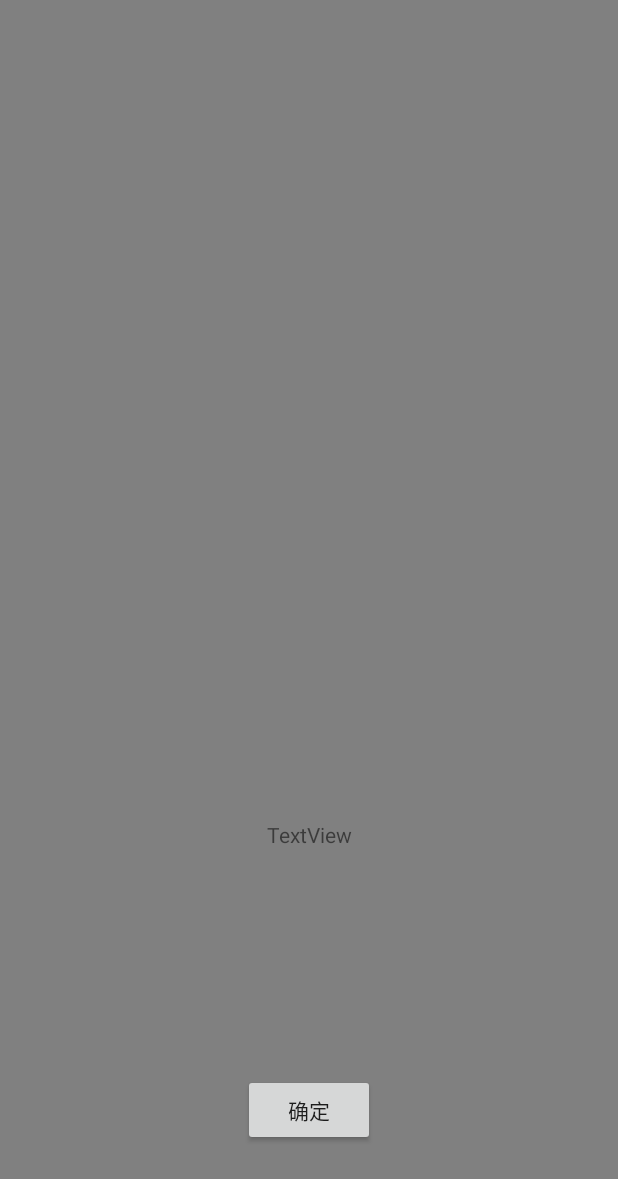
After one commit to lonove-dom/MyApplication, an Android app: the layout place_dialog.xml on its own in the app's theme, with its tools: preview values and no code run, on a phone screen of 412 x 824 dp. The commit adds this screen. Shown: the top 1179 px of the screen. Run offline under Robolectric (Android 15) with nearby library versions, the phone set to English and light mode, and no system bars.

Commit message:
2018.1.23-1

```diff
--- a/app/src/main/java/com/example/note/justdo/PlaceReminder/PlaceService.java
+++ b/app/src/main/java/com/example/note/justdo/PlaceReminder/PlaceService.java
@@ -98,6 +98,11 @@ public class PlaceService extends Service implements AMapLocationListener {
                 else{
                     for(int i=0;i<=data.size();i++){
                         data.get(i).isfinish(amapLocation.getLatitude(),amapLocation.getLongitude());
+                        if(!data.get(i).isRight){
+                            data.remove(i);
+                            Intent intent=new Intent(this,PlaceDialog.class);
+                            startActivity(intent);
+                        }
                     }
                 }
             } else {
--- /dev/null
+++ b/app/src/main/res/layout/place_dialog.xml
@@ -0,0 +1,35 @@
+<?xml version="1.0" encoding="utf-8"?>
+<android.support.constraint.ConstraintLayout
+    xmlns:android="http://schemas.android.com/apk/res/android"
+    xmlns:app="http://schemas.android.com/apk/res-auto"
+    xmlns:tools="http://schemas.android.com/tools"
+    android:layout_width="match_parent"
+    android:background="#808080"
+    android:layout_height="match_parent">
+
+
+    <TextView
+        android:id="@+id/content"
+        android:layout_width="wrap_content"
+        android:layout_height="wrap_content"
+        android:layout_marginBottom="150dp"
+        android:layout_marginEnd="8dp"
+        android:layout_marginStart="8dp"
+        android:text="TextView"
+        app:layout_constraintBottom_toTopOf="@+id/Sure"
+        app:layout_constraintEnd_toEndOf="parent"
+        app:layout_constraintStart_toStartOf="parent" />
+
+    <Button
+        android:id="@+id/Sure"
+        android:layout_width="wrap_content"
+        android:layout_height="wrap_content"
+        android:layout_marginBottom="60dp"
+        android:layout_marginEnd="8dp"
+        android:layout_marginStart="8dp"
+        android:text="@string/sure"
+        app:layout_constraintBottom_toBottomOf="parent"
+        app:layout_constraintEnd_toEndOf="parent"
+        app:layout_constraintStart_toStartOf="parent" />
+
+</android.support.constraint.ConstraintLayout>
--- a/app/src/main/res/layout/widget_add_dialog.xml
+++ b/app/src/main/res/layout/widget_add_dialog.xml
@@ -11,6 +11,7 @@
         android:layout_marginTop="100dp"
         android:layout_gravity="center_horizontal"
         android:background="#808080">
+
         <RelativeLayout
             android:layout_width="match_parent"
             android:layout_height="40dp"
@@ -23,7 +24,7 @@
                 android:layout_centerVertical="true"
                 android:layout_marginEnd="5dp"
                 android:layout_marginStart="5dp"
-            android:background="@drawable/icon2"/>
+                android:background="@drawable/icon2" />
 
             <TextView
                 android:id="@+id/wg_title"
@@ -33,6 +34,7 @@
                 android:layout_toEndOf="@id/wg_icon"
                 android:text="@string/app_name" />
         </RelativeLayout>
+
         <LinearLayout
         android:layout_width="match_parent"
         android:layout_height="wrap_content"
--- a/app/src/main/res/values/strings.xml
+++ b/app/src/main/res/values/strings.xml
@@ -8,4 +8,5 @@
     <string name="key_choose_language">语言选择</string>
     <string name="key_choose_textsize">字体大小</string>
     <string name="wg_empty">当前无待办事项</string>
+    <string name="sure">确定</string>
 </resources>
```
Also changed, not shown: app/src/main/AndroidManifest.xml (+11 -1 lines), app/src/main/java/com/example/note/justdo/PlaceReminder/PlaceDialog.java (renamed from app/src/main/java/com/example/note/justdo/dialogActivity/TimeRemind.java, +15 -10 lines), app/src/main/java/com/example/note/justdo/PlaceReminder/PlaceRemind.java (+8 -2 lines), app/src/main/java/com/example/note/justdo/Update.java (+14 -12 lines). Lines whose indentation alone changed are shown as unchanged.
